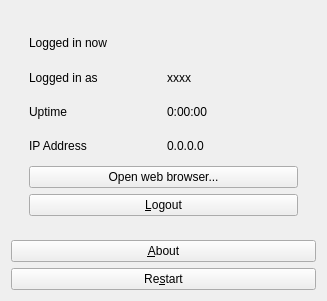
The window that mainwindow.ui (awesomebtw/drcom-jlu-qt) describes before a commit, drawn with Qt 5.
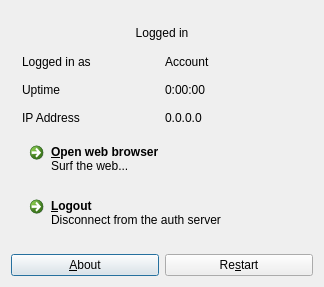
The same window after the commit.

Commit message: update logged-in ui using QCommandLinkButton; replace QElapsedTimer with a primitive variable to count thr trigger times of QTimer

```diff
--- a/mainwindow.ui
+++ b/mainwindow.ui
@@ -6,8 +6,8 @@
    <rect>
     <x>0</x>
     <y>0</y>
-    <width>327</width>
-    <height>278</height>
+    <width>320</width>
+    <height>265</height>
    </rect>
   </property>
   <property name="sizePolicy">
@@ -19,8 +19,25 @@
   <property name="windowTitle">
    <string>DrCOM JLU Qt</string>
   </property>
-  <layout class="QVBoxLayout" name="verticalLayout_2">
-   <item>
+  <layout class="QGridLayout" name="gridLayout">
+   <property name="sizeConstraint">
+    <enum>QLayout::SetFixedSize</enum>
+   </property>
+   <item row="1" column="0">
+    <widget class="QPushButton" name="aboutPushButton">
+     <property name="text">
+      <string>&amp;About</string>
+     </property>
+    </widget>
+   </item>
+   <item row="1" column="1">
+    <widget class="QPushButton" name="restartPushButton">
+     <property name="text">
+      <string>Re&amp;start</string>
+     </property>
+    </widget>
+   </item>
+   <item row="0" column="0" colspan="2">
     <widget class="QStackedWidget" name="centralStackedWidget">
      <property name="sizePolicy">
       <sizepolicy hsizetype="Expanding" vsizetype="Expanding">
@@ -135,7 +152,7 @@
             <string>Login</string>
            </property>
            <property name="description">
-            <string>Click here to login</string>
+            <string>Connect to auth server; access the Internet</string>
            </property>
           </widget>
          </item>
@@ -148,28 +165,48 @@
        <item>
         <layout class="QGridLayout" name="loggedInGridLayout">
          <property name="leftMargin">
-          <number>7</number>
+          <number>0</number>
          </property>
          <property name="topMargin">
-          <number>7</number>
+          <number>0</number>
          </property>
          <property name="rightMargin">
-          <number>7</number>
+          <number>0</number>
          </property>
          <property name="bottomMargin">
-          <number>7</number>
+          <number>0</number>
          </property>
-         <item row="1" column="0">
-          <widget class="QLabel" name="loggedInUsernameHintLabel">
+         <item row="5" column="0" colspan="2">
+          <widget class="QCommandLinkButton" name="browserButton">
            <property name="text">
-            <string>Logged in as</string>
+            <string>&amp;Open web browser</string>
            </property>
+           <property name="description">
+            <string>Surf the web...</string>
+           </property>
           </widget>
          </item>
-         <item row="4" column="0" colspan="2">
-          <widget class="QPushButton" name="webBrowserPushButton">
+         <item row="0" column="0" colspan="2">
+          <widget class="QLabel" name="alreadyLoggedInLabel">
            <property name="text">
-            <string>Open web browser...</string>
+            <string>&lt;html&gt;&lt;head/&gt;&lt;body&gt;&lt;p&gt;Logged in&lt;/p&gt;&lt;/body&gt;&lt;/html&gt;</string>
+           </property>
+           <property name="alignment">
+            <set>Qt::AlignCenter</set>
+           </property>
+          </widget>
+         </item>
+         <item row="3" column="1">
+          <widget class="QLabel" name="ipLabel">
+           <property name="text">
+            <string>0.0.0.0</string>
+           </property>
+          </widget>
+         </item>
+         <item row="2" column="1">
+          <widget class="QLabel" name="uptimeLabel">
+           <property name="text">
+            <string>0:00:00</string>
            </property>
           </widget>
          </item>
@@ -180,6 +217,13 @@
            </property>
           </widget>
          </item>
+         <item row="1" column="1">
+          <widget class="QLabel" name="loggedInUsernameLabel">
+           <property name="text">
+            <string>Account</string>
+           </property>
+          </widget>
+         </item>
          <item row="2" column="0">
           <widget class="QLabel" name="uptimeHintLabel">
            <property name="text">
@@ -187,38 +231,20 @@
            </property>
           </widget>
          </item>
-         <item row="1" column="1">
-          <widget class="QLabel" name="loggedInUsernameLabel">
+         <item row="1" column="0">
+          <widget class="QLabel" name="loggedInUsernameHintLabel">
            <property name="text">
-            <string>xxxx</string>
+            <string>Logged in as</string>
            </property>
           </widget>
          </item>
-         <item row="2" column="1">
-          <widget class="QLabel" name="uptimeLabel">
-           <property name="text">
-            <string>0:00:00</string>
-           </property>
-          </widget>
-         </item>
-         <item row="3" column="1">
-          <widget class="QLabel" name="ipLabel">
-           <property name="text">
-            <string>0.0.0.0</string>
-           </property>
-          </widget>
-         </item>
-         <item row="5" column="0" colspan="2">
-          <widget class="QPushButton" name="logoutPushButton">
+         <item row="6" column="0" colspan="2">
+          <widget class="QCommandLinkButton" name="logoutButton">
            <property name="text">
             <string>&amp;Logout</string>
            </property>
-          </widget>
-         </item>
-         <item row="0" column="0" colspan="2">
-          <widget class="QLabel" name="alreadyLoggedInLabel">
-           <property name="text">
-            <string>Logged in now</string>
+           <property name="description">
+            <string>Disconnect from the auth server</string>
            </property>
           </widget>
          </item>
@@ -228,24 +254,7 @@
      </widget>
     </widget>
    </item>
-   <item>
-    <widget class="QPushButton" name="aboutPushButton">
-     <property name="text">
-      <string>&amp;About</string>
-     </property>
-    </widget>
-   </item>
-   <item>
-    <widget class="QPushButton" name="restartPushButton">
-     <property name="text">
-      <string>Re&amp;start</string>
-     </property>
-    </widget>
-   </item>
   </layout>
-  <zorder>centralStackedWidget</zorder>
-  <zorder>restartPushButton</zorder>
-  <zorder>aboutPushButton</zorder>
  </widget>
  <layoutdefault spacing="6" margin="11"/>
  <tabstops>
```
The commit also changes 2 other files.
